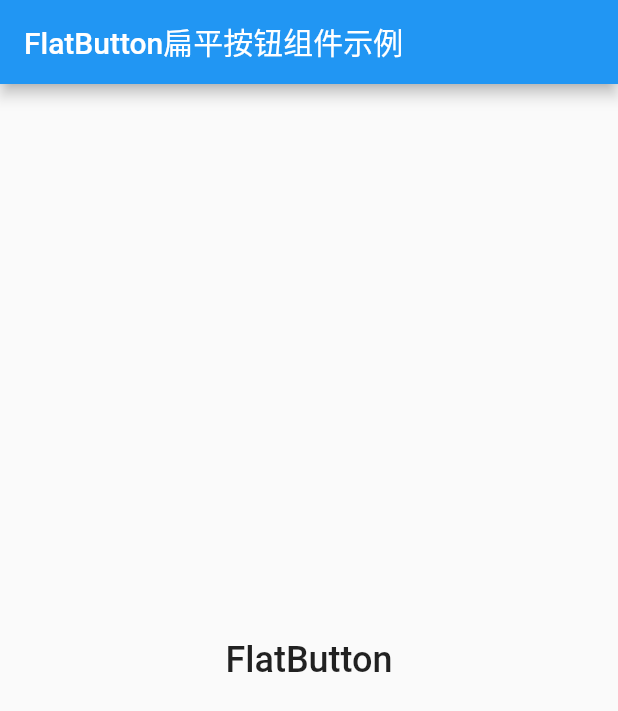
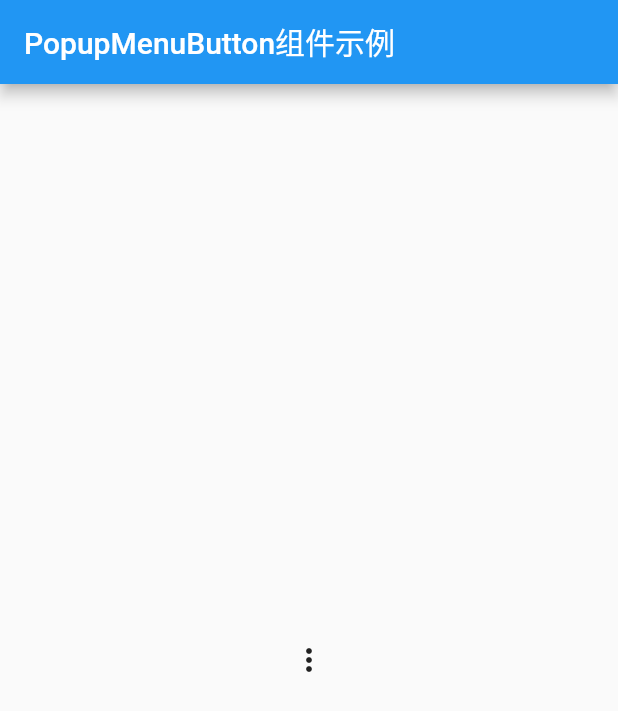
Before and after one commit to YJWWZHANG/flutter_app, a Flutter app: the screen it shows after launch, on a phone screen of 412 x 824 dp. Shown: the top 711 px of the screen. Run offline on Flutter 3.47's test engine with Material 2 defaults, Android fonts, the phone set to English and light mode, and no system bars.

Commit message:
PopupMenuButton组件示例

```diff
--- a/lib/main.dart
+++ b/lib/main.dart
@@ -2,26 +2,42 @@ import 'package:flutter/material.dart';
 
 void main() => runApp(MyApp());
 
+enum ConferenceItem { AddMember, LockConference, ModifyLayout, TurnoffAll }
+
 class MyApp extends StatelessWidget {
-
   @override
   Widget build(BuildContext context) {
     return MaterialApp(
-      title: "Welcone to Flutter",
+      title: "PopupMenuButton组件示例",
       home: Scaffold(
         appBar: AppBar(
-          title: Text("FlatButton扁平按钮组件示例"),
+          title: Text("PopupMenuButton组件示例"),
         ),
         body: Center(
           child: FlatButton(
               onPressed: () {},
-              child: Text(
-                "FlatButton",
-                style: TextStyle(
-                  fontSize: 24.0
-                ),
-              )
-          ),
+              child: PopupMenuButton<ConferenceItem>(
+                  onSelected: (ConferenceItem result) {},
+                  itemBuilder: (BuildContext context) =>
+                      <PopupMenuEntry<ConferenceItem>> [
+                        PopupMenuItem<ConferenceItem>(
+                          value: ConferenceItem.AddMember,
+                            child: Text("添加成员"),
+                        ),
+                        PopupMenuItem<ConferenceItem>(
+                          value: ConferenceItem.LockConference,
+                            child: Text("锁定会议"),
+                        ),
+                        PopupMenuItem<ConferenceItem>(
+                          value: ConferenceItem.ModifyLayout,
+                            child: Text("修改布局"),
+                        ),
+                        PopupMenuItem<ConferenceItem>(
+                          value: ConferenceItem.TurnoffAll,
+                            child: Text("挂断所有"),
+                        )
+                      ]
+              )),
         ),
       ),
     );
```
